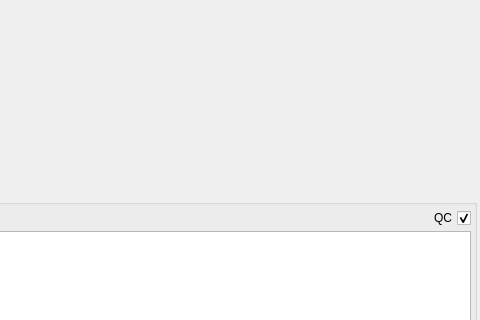
Qt form src/GSvar/SequencingRunWidget.ui (imgag/ngs-bits) before a commit; both pictures show x 569 to 1049 and y 0 to 320 of the 1049 by 662 pixel window.
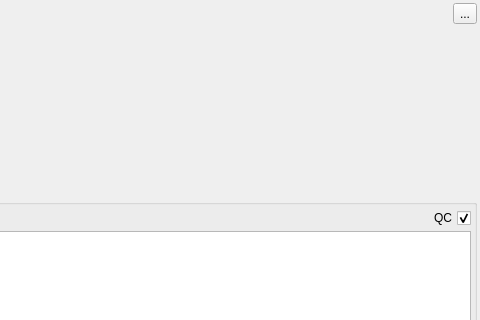
The same form after that commit. Icons and pictures are not drawn. Custom widgets are drawn as their Qt base class.

Commit message: GSvar: added update buttons for processed sample widget and sequencing run widget.

```diff
--- a/src/GSvar/SequencingRunWidget.ui
+++ b/src/GSvar/SequencingRunWidget.ui
@@ -30,6 +30,11 @@
     <number>3</number>
    </property>
    <item>
+    <layout class="QHBoxLayout" name="horizontalLayout_2" stretch="1,0">
+     <property name="spacing">
+      <number>0</number>
+     </property>
+     <item>
     <layout class="QFormLayout" name="formLayout">
      <property name="rowWrapPolicy">
       <enum>QFormLayout::WrapLongRows</enum>
@@ -225,6 +230,42 @@
     </layout>
    </item>
    <item>
+      <layout class="QVBoxLayout" name="verticalLayout_3">
+       <property name="spacing">
+        <number>0</number>
+       </property>
+       <item>
+        <widget class="QToolButton" name="update_btn">
+         <property name="toolTip">
+          <string>Update displayed data.</string>
+         </property>
+         <property name="text">
+          <string>...</string>
+         </property>
+         <property name="icon">
+          <iconset resource="GSvar.qrc">
+           <normaloff>:/Icons/Refresh.png</normaloff>:/Icons/Refresh.png</iconset>
+         </property>
+        </widget>
+       </item>
+       <item>
+        <spacer name="verticalSpacer">
+         <property name="orientation">
+          <enum>Qt::Vertical</enum>
+         </property>
+         <property name="sizeHint" stdset="0">
+          <size>
+           <width>5</width>
+           <height>5</height>
+          </size>
+         </property>
+        </spacer>
+       </item>
+      </layout>
+     </item>
+    </layout>
+   </item>
+   <item>
     <widget class="QGroupBox" name="groupBox">
      <property name="title">
       <string>Samples</string>
```
Left out of the diff: 4 changed lines with no effect on the pictures. Lines whose indentation alone changed are shown as unchanged. The commit also changes 3 other files.
